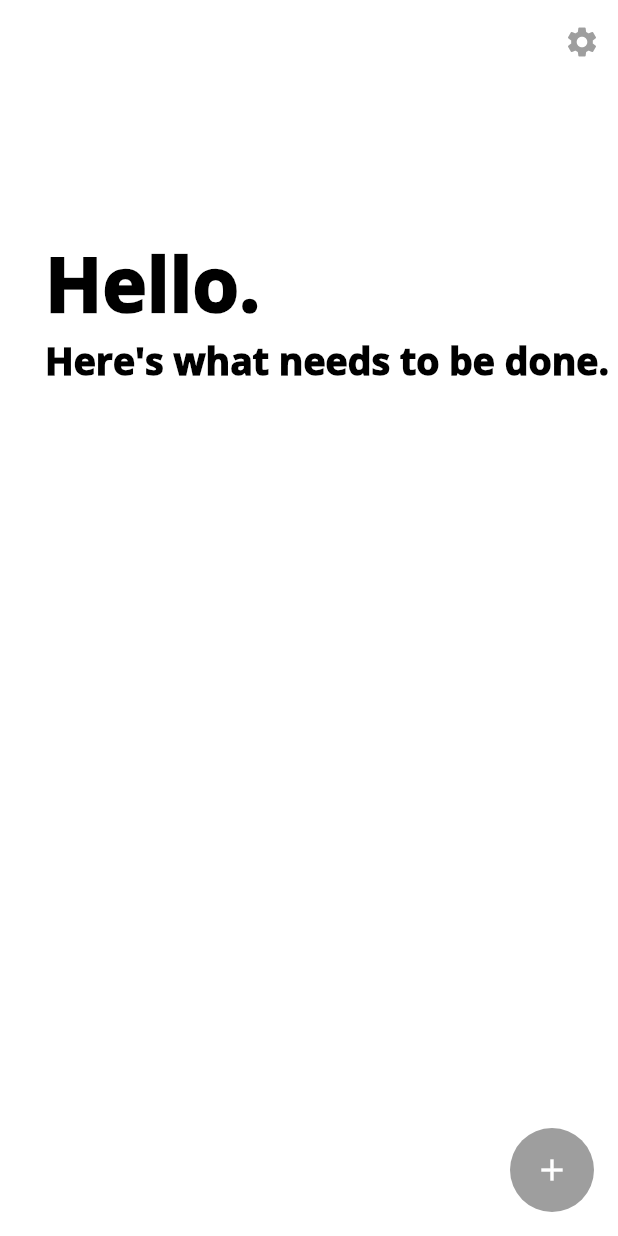
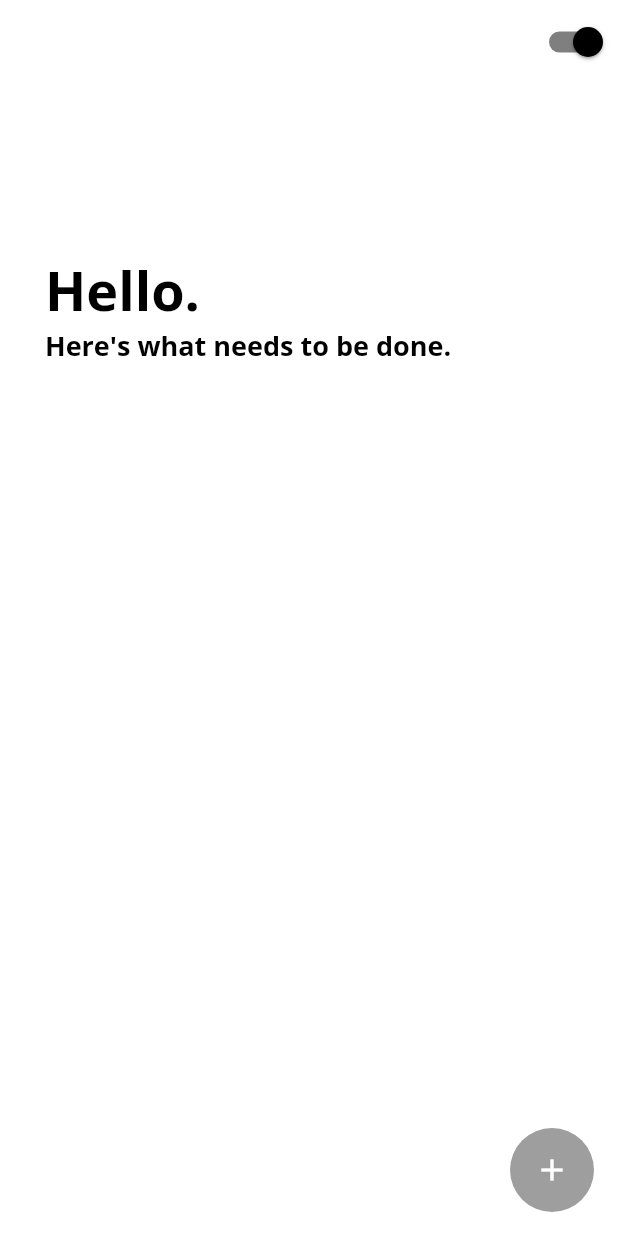
Before and after one commit to amreesalmonte/done, a Flutter app: the screen it shows after launch, on a phone screen of 412 x 824 dp. Run offline on Flutter 3.47's test engine with Material 2 defaults, Android fonts, the phone set to English and light mode, and no system bars.

Commit message:
removed settings page

```diff
--- a/lib/body.dart
+++ b/lib/body.dart
@@ -21,11 +21,11 @@ class _Body extends State<Body> {
             children: <Widget>[
               Container(
                 margin: EdgeInsets.only(left: 30),
-                child: Text("Hello.", style: TextStyle(color: header, fontSize: 50, fontWeight: FontWeight.w900)),
+                child: Text("Hello.", style: TextStyle(color: header, fontSize: 36)),
               ),
               Container(
                 margin: EdgeInsets.only(left: 30),
-                child: Text("Here's what needs to be done.", style: TextStyle(color: header, fontSize: 25, fontWeight: FontWeight.w900)),
+                child: Text("Here's what needs to be done.", style: TextStyle(color: header, fontSize: 18)),
               ),
           ],)
         )
--- a/lib/main.dart
+++ b/lib/main.dart
@@ -10,7 +10,7 @@ class MyApp extends StatelessWidget {
   Widget build(BuildContext context) {
     return MaterialApp(
       title: 'done',
-      theme: ThemeData(fontFamily: 'Open Sans'),
+      theme: ThemeData(fontFamily: 'Open Sans'), // default font
       home: HomePage(),
     );
   }
@@ -22,6 +22,7 @@ class HomePage extends StatefulWidget {
 }
 
 class _Home extends State<HomePage> {
+  bool mode = true;
   @override
   Widget build(BuildContext context) {
     return Scaffold(
@@ -32,16 +33,15 @@ class _Home extends State<HomePage> {
         elevation: 0,
         actions: <Widget>[
           //redirects to settings
-          IconButton(
-            icon: Icon(Icons.settings, color: secondaryColor),
-            tooltip: 'Settings',
-            onPressed: () {
-              Navigator.push(
-                context,
-                MaterialPageRoute(builder: (context) => Settings()),
-              );
-            },
-          )
+          Switch(
+              activeColor: Colors.black,
+              value: mode,
+              onChanged: (value) {
+                print("VALUE : $value");
+                setState(() {
+                  mode = value;
+                });
+              })
         ],
       ),
       // contains welcome message and items
```
Also changed, not shown: lib/settings.dart (+14 -0 lines).
